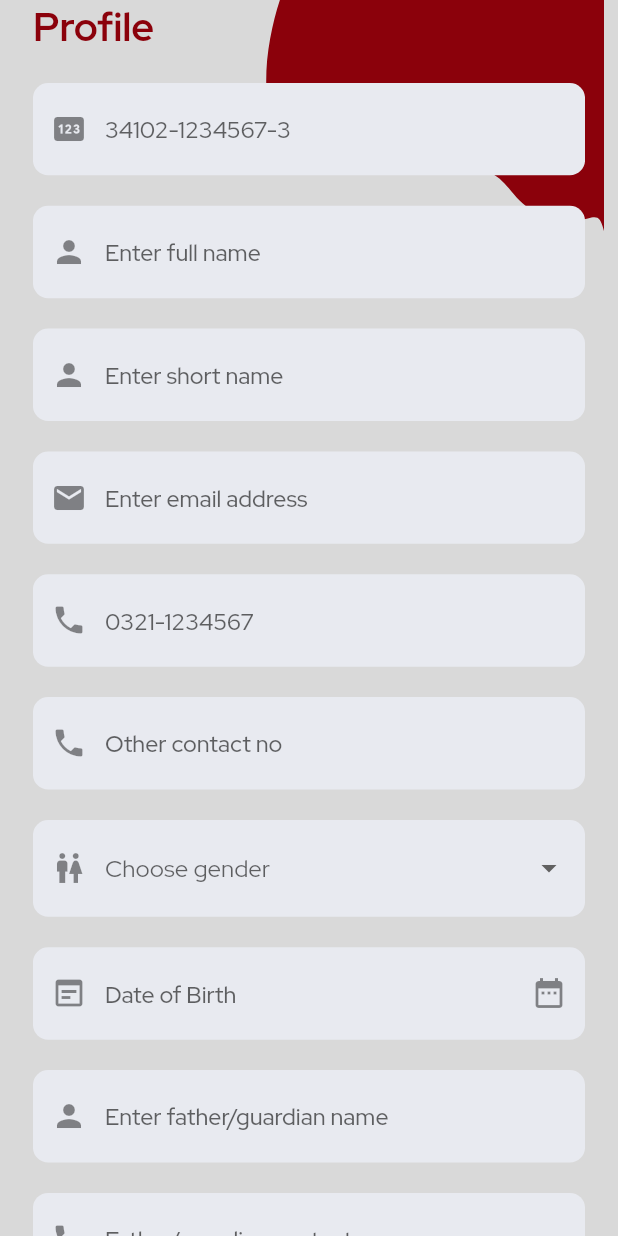
After one commit to cwfaizan/nsdd, a Flutter app: the screen it shows after launch, on a phone screen of 412 x 824 dp. The commit adds this screen. Run offline on Flutter 3.47's test engine with Material 2 defaults, Android fonts, the phone set to English and light mode, and no system bars; our stand-ins replace connectivity, dio, flutter_screenutil, flutter_svg, google_fonts, logger and 2 more.

Commit message:
edit profile fixed

```diff
--- a/lib/main.dart
+++ b/lib/main.dart
@@ -1,7 +1,10 @@
 import 'package:flutter/material.dart';
 import 'package:flutter_screenutil/flutter_screenutil.dart';
+import 'package:nsdd/providers/date_provider.dart';
 import 'package:nsdd/utils/theme_dark.dart';
 import 'package:nsdd/utils/theme_light.dart';
+import 'package:provider/provider.dart';
+import 'providers/password_provider.dart';
 import 'utils/routes.dart';
 
 void main() {
@@ -15,7 +18,16 @@ class MyApp extends StatelessWidget {
   @override
   Widget build(BuildContext context) {
     return ScreenUtilInit(
-      builder: (context, child) => MaterialApp(
+      builder: (context, child) => MultiProvider(
+        providers: [
+          ChangeNotifierProvider(
+            create: (_) => PasswordProvider(),
+          ),
+          ChangeNotifierProvider(
+            create: (_) => DateProvider(),
+          ),
+        ],
+        child: MaterialApp(
           debugShowCheckedModeBanner: false,
           title: 'Flutter Demo',
           // Theme config
@@ -23,8 +35,9 @@ class MyApp extends StatelessWidget {
           theme: themeDataLight,
           darkTheme: themeDataDark,
           // Routes config
-        initialRoute: RouteGenerator.home,
+          initialRoute: RouteGenerator.editProfile,
           onGenerateRoute: RouteGenerator.generateRoute,
+        ),
       ),
       designSize: const Size(375, 812),
     );
--- /dev/null
+++ b/lib/models/city.dart
@@ -0,0 +1,9 @@
+class City {
+  final int id;
+  final String name;
+
+  City({
+    required this.id,
+    required this.name,
+  });
+}
--- /dev/null
+++ b/lib/models/country.dart
@@ -0,0 +1,11 @@
+class Country {
+  final int id;
+  final String code;
+  final String name;
+
+  Country({
+    required this.id,
+    required this.code,
+    required this.name,
+  });
+}
--- /dev/null
+++ b/lib/pages/edit_profile_page.dart
@@ -0,0 +1,293 @@
+import 'package:flutter/material.dart';
+import 'package:flutter_screenutil/flutter_screenutil.dart';
+import 'package:flutter_svg/flutter_svg.dart';
+import 'package:nsdd/models/city.dart';
+import 'package:nsdd/models/country.dart';
+
+import '../utils/constants.dart';
+import '../utils/file_path.dart';
+
+class EditProfilePage extends StatelessWidget {
+  EditProfilePage({Key? key}) : super(key: key);
+  final _globalKeyProfileForm = GlobalKey<FormState>();
+  List<DropdownMenuItem<String>> get genderDropdownItems {
+    return [
+      const DropdownMenuItem(value: 'Male', child: Text('Male')),
+      const DropdownMenuItem(value: 'Female', child: Text('Female')),
+      const DropdownMenuItem(value: 'Other', child: Text('Other')),
+    ];
+  }
+
+  List<DropdownMenuItem<String>> get fatherOccupationDropdownItems {
+    return [
+      const DropdownMenuItem(
+        value: 'Govt Servant/Retired',
+        child: Text('Govt Servant/Retired'),
+      ),
+      const DropdownMenuItem(
+        value: 'Pak Army Servant/Retired',
+        child: Text('Pak Army Servant/Retired'),
+      ),
+      const DropdownMenuItem(
+        value: 'Pak Air Force Servant/Retired',
+        child: Text('Pak Air Force Servant/Retired'),
+      ),
+      const DropdownMenuItem(
+        value: 'Pak Navy Servant/Retired',
+        child: Text('Pak Navy Servant/Retired'),
+      ),
+      const DropdownMenuItem(
+        value: 'Businessman',
+        child: Text('Businessman'),
+      ),
+      const DropdownMenuItem(
+        value: 'Other',
+        child: Text('Other'),
+      ),
+    ];
+  }
+
+  List<DropdownMenuItem<Country>> get countryDropdownItems {
+    return [
+      DropdownMenuItem(
+        value: Country(id: 1, code: '+92', name: 'Pakistan'),
+        child: const Text('Pakistan'),
+      ),
+    ];
+  }
+
+  List<DropdownMenuItem<City>> get cityDropdownItems {
+    return [
+      DropdownMenuItem(
+        value: City(id: 1, name: 'Islamabad'),
+        child: const Text('Islamabad'),
+      ),
+    ];
+  }
+
+  @override
+  Widget build(BuildContext context) {
+    return Scaffold(
+      body: Stack(
+        children: [
+          Positioned(
+            top: 0,
+            right: 0,
+            child: SvgPicture.asset(
+              FilePath.topRightCornerBg(context),
+              height: 152.h,
+              width: 222.w,
+            ),
+          ),
+          SafeArea(
+            child: Padding(
+              padding: kPagePadding,
+              child: Center(
+                child: SingleChildScrollView(
+                  child: Form(
+                    key: _globalKeyProfileForm,
+                    child: Column(
+                      crossAxisAlignment: CrossAxisAlignment.start,
+                      children: [
+                        Text(
+                          'Profile',
+                          style: Theme.of(context).textTheme.headline3,
+                        ),
+                        kPageItemSpacing,
+                        TextFormField(
+                          readOnly: true,
+                          decoration: const InputDecoration(
+                            prefixIcon: Icon(Icons.pin),
+                            hintText: '34102-1234567-3',
+                          ),
+                        ),
+                        kPageItemSpacing,
+                        TextFormField(
+                          keyboardType: TextInputType.name,
+                          textInputAction: TextInputAction.next,
+                          decoration: const InputDecoration(
+                            prefixIcon: Icon(Icons.person),
+                            hintText: 'Enter full name',
+                          ),
+                        ),
+                        kPageItemSpacing,
+                        TextFormField(
+                          keyboardType: TextInputType.name,
+                          textInputAction: TextInputAction.next,
+                          decoration: const InputDecoration(
+                            prefixIcon: Icon(Icons.person),
+                            hintText: 'Enter short name',
+                          ),
+                        ),
+                        kPageItemSpacing,
+                        TextFormField(
+                          keyboardType: TextInputType.emailAddress,
+                          textInputAction: TextInputAction.next,
+                          decoration: const InputDecoration(
+                            prefixIcon: Icon(Icons.email),
+                            hintText: 'Enter email address',
+                          ),
+                        ),
+                        kPageItemSpacing,
+                        TextFormField(
+                          readOnly: true,
+                          decoration: const InputDecoration(
+                            prefixIcon: Icon(Icons.phone),
+                            hintText: '0321-1234567',
+                          ),
+                        ),
+                        kPageItemSpacing,
+                        TextFormField(
+                          keyboardType: TextInputType.phone,
+                          textInputAction: TextInputAction.next,
+                          decoration: const InputDecoration(
+                            prefixIcon: Icon(Icons.phone),
+                            hintText: 'Other contact no',
+                          ),
+                        ),
+                        kPageItemSpacing,
+                        DropdownButtonFormField<String>(
+                          items: genderDropdownItems,
+                          onChanged: (String? value) {},
+                          // value: selectedGender,
+                          validator: (value) =>
+                              value == null ? 'Choose gender' : null,
+                          decoration: const InputDecoration(
+                            prefixIcon: Icon(Icons.wc),
+                            hintText: 'Choose gender',
+                          ),
+                        ),
+                        kPageItemSpacing,
+                        TextFormField(
+                          readOnly: true,
+                          keyboardType: TextInputType.none,
+                          textInputAction: TextInputAction.next,
+                          decoration: const InputDecoration(
+                            prefixIcon: Icon(Icons.wysiwyg),
+                            hintText: 'Date of Birth',
+                            suffixIcon: Icon(Icons.date_range),
+                          ),
+                          onTap: () {},
+                        ),
+                        kPageItemSpacing,
+                        TextFormField(
+                          keyboardType: TextInputType.name,
+                          textInputAction: TextInputAction.next,
+                          decoration: const InputDecoration(
+                            prefixIcon: Icon(Icons.person),
+                            hintText: 'Enter father/guardian name',
+                          ),
+                        ),
+                        kPageItemSpacing,
+                        TextFormField(
+                          keyboardType: TextInputType.phone,
+                          textInputAction: TextInputAction.next,
+                          decoration: const InputDecoration(
+                            prefixIcon: Icon(Icons.phone),
+                            hintText: 'Father/guardian contact no',
+                          ),
+                        ),
+                        kPageItemSpacing,
+                        DropdownButtonFormField<String>(
+                          items: fatherOccupationDropdownItems,
+                          onChanged: (String? value) {},
+                          // value: selectedOccupation,
+                          validator: (value) => value == null
+                              ? 'Choose father/guardian occupation'
+                              : null,
+                          decoration: const InputDecoration(
+                            prefixIcon: Icon(Icons.person_pin_rounded),
+                            hintText: 'Choose father/guardian occupation',
+                          ),
+                        ),
+                        kPageItemSpacing,
+                        TextFormField(
+                          keyboardType: TextInputType.text,
+                          textInputAction: TextInputAction.next,
+                          decoration: const InputDecoration(
+                            prefixIcon: Icon(Icons.location_on),
+                            hintText: 'Enter postal address',
+                          ),
+                        ),
+                        kPageItemSpacing,
+                        TextFormField(
+                          keyboardType: TextInputType.text,
+                          textInputAction: TextInputAction.next,
+                          decoration: const InputDecoration(
+                            prefixIcon: Icon(Icons.location_on),
+                            hintText: 'Enter permanent address',
+                          ),
+                        ),
+                        kPageItemSpacing,
+                        DropdownButtonFormField<City>(
+                          items: cityDropdownItems,
+                          onChanged: (City? value) {},
+                          // value: selectedGender,
+                          validator: (value) =>
+                              value == null ? 'Choose domicile district' : null,
+                          decoration: const InputDecoration(
+                            prefixIcon: Icon(Icons.location_city),
+                            hintText: 'Choose domicile district',
+                          ),
+                        ),
+                        kPageItemSpacing,
+                        CheckboxListTile(
+                          value: true,
+                          onChanged: (bool? checked) {},
+                          title: Text(
+                            'Minority',
+                          ),
+                          secondary:
+                              const Icon(Icons.transfer_within_a_station),
+                          tileColor: Theme.of(context).colorScheme.background,
+                          shape: kOutlineInputBorderShape,
+                          activeColor: Theme.of(context).colorScheme.primary,
+                        ),
+                        kPageItemSpacing,
+                        CheckboxListTile(
+                          value: false,
+                          onChanged: (bool? checked) {},
+                          title: Text(
+                            'Disablity',
+                          ),
+                          secondary: const Icon(Icons.wheelchair_pickup),
+                          tileColor: Theme.of(context).colorScheme.background,
+                          shape: kOutlineInputBorderShape,
+                          activeColor: Theme.of(context).colorScheme.primary,
+                        ),
+                        kPageItemSpacing,
+                        DropdownButtonFormField<Country>(
+                          items: countryDropdownItems,
+                          onChanged: (Country? value) {},
+                          // value: selectedGender,
+                          validator: (value) =>
+                              value == null ? 'Choose other nationality' : null,
+                          decoration: const InputDecoration(
+                            prefixIcon: Icon(Icons.add_location_alt),
+                            hintText: 'Choose other nationality',
+                          ),
+                        ),
+                        kPageItemSpacing2,
+                        SizedBox(
+                          width: double.infinity,
+                          child: ElevatedButton(
+                            onPressed: () {},
+                            child: Text(
+                              'Save',
+                              style: Theme.of(context).textTheme.button,
+                            ),
+                          ),
+                        ),
+                        kPageItemSpacing,
+                      ],
+                    ),
+                  ),
+                ),
+              ),
+            ),
+          ),
+        ],
+      ),
+    );
+  }
+}
--- a/lib/pages/signup_page.dart
+++ b/lib/pages/signup_page.dart
@@ -78,7 +78,7 @@ class SignupPage extends StatelessWidget {
                         kPageItemSpacing,
                         TextFormField(
                           keyboardType: TextInputType.text,
-                          textInputAction: TextInputAction.done,
+                          textInputAction: TextInputAction.next,
                           obscureText: true,
                           decoration: const InputDecoration(
                             prefixIcon: Icon(Icons.key),
--- /dev/null
+++ b/lib/providers/date_provider.dart
@@ -0,0 +1,23 @@
+import 'package:flutter/material.dart';
+
+class DateProvider with ChangeNotifier {
+  DateTime? _selectedDate;
+
+  DateTime? get selectedDate {
+    return _selectedDate;
+  }
+
+  void _pickDateDialog(BuildContext context) {
+    showDatePicker(
+      context: context,
+      initialDate: DateTime.now(),
+      firstDate: DateTime(1950),
+      lastDate: DateTime.now(),
+    ).then((pickedDate) {
+      if (pickedDate != null) {
+        _selectedDate = pickedDate;
+        notifyListeners();
+      }
+    });
+  }
+}
--- /dev/null
+++ b/lib/providers/password_provider.dart
@@ -0,0 +1,14 @@
+import 'package:flutter/material.dart';
+
+class PasswordProvider with ChangeNotifier {
+  bool _isObscure = true;
+
+  bool get isObscure {
+    return _isObscure;
+  }
+
+  void toggleIsObscure() {
+    _isObscure = !_isObscure;
+    notifyListeners();
+  }
+}
--- a/lib/utils/constants.dart
+++ b/lib/utils/constants.dart
@@ -3,15 +3,15 @@ import 'package:flutter_screenutil/flutter_screenutil.dart';
 
 const Color kLightPrimaryColor = Color(0xFF8B010B);
 const Color kLightAccentColor = Color(0xFFc50110);
-const Color kLightTextColor = Colors.black;
+const Color kLightTextColor = Color(0xff1F1A3D);
 const Color kLightPlaceholderColor = Color(0xFFE8EAF0);
-const Color kLightPlaceholderTextColor = Color(0xFFC6CAD3);
+const Color kLightPlaceholderTextColor = Color(0xFFC6CAD3); //Color(0xffF5F6FA);
 const Color kLightBackgroundColor = Color(0xFFD9D9D9);
 const Color kLightErrorColor = Color(0xFFFF7971);
 
 const Color kDarkPrimaryColor = Color(0xFFD9D9D9);
 const Color kDarkAccentColor = Color(0xFFc50110);
-const Color kDarkTextColor = Color(0xFFD9D9D9);
+const Color kDarkTextColor = Color(0xFFD9D9D9); //Color(0xff999999);
 const Color kDarkPlaceholderColor = Color(0xFF7681a4);
 const Color kDarkPlaceholderTextColor = Color(0xFF525C7C);
 const Color kDarkBackgroundColor = Color(0xFF2D3251);
--- a/lib/utils/routes.dart
+++ b/lib/utils/routes.dart
@@ -4,9 +4,11 @@ import 'package:nsdd/pages/forget_password_page.dart';
 import 'package:nsdd/pages/home_page.dart';
 import 'package:nsdd/pages/login_page.dart';
 import 'package:nsdd/pages/otp_page.dart';
+import 'package:nsdd/pages/profile_page.dart';
 import 'package:nsdd/pages/signup_page.dart';
 
 import '../errors/exceptions.dart';
+import '../pages/edit_profile_page.dart';
 
 class RouteGenerator {
   static const String splash = '/';
@@ -16,6 +18,9 @@ class RouteGenerator {
   static const String otp = 'otp';
   static const String home = 'home';
   static const String changePassword = 'changePassword';
+  static const String editProfile = 'editProfile';
+  static const String profile = 'profile';
+
   RouteGenerator._();
 
   static Route<dynamic> generateRoute(RouteSettings settings) {
@@ -32,6 +37,10 @@ class RouteGenerator {
         return MaterialPageRoute(builder: (_) => HomePage());
       case changePassword:
         return MaterialPageRoute(builder: (_) => const ChangePasswordPage());
+      case editProfile:
+        return MaterialPageRoute(builder: (_) => EditProfilePage());
+      case profile:
+        return MaterialPageRoute(builder: (_) => const ProfilePage());
       default:
         throw RouteException('Route not found');
     }
--- a/lib/widgets/app_drawer.dart
+++ b/lib/widgets/app_drawer.dart
@@ -1,4 +1,6 @@
 import 'package:flutter/material.dart';
+
+import '../utils/routes.dart';
 
 class AppDrawer extends StatelessWidget {
   const AppDrawer({Key? key}) : super(key: key);
@@ -21,7 +23,10 @@ class AppDrawer extends StatelessWidget {
           ListTile(
             leading: const Icon(Icons.account_circle),
             title: const Text('Profile'),
-            onTap: () {},
+            onTap: () => Navigator.restorablePushReplacementNamed(
+              context,
+              RouteGenerator.profile,
+            ),
           ),
           const Divider(),
           ListTile(
--- a/pubspec.yaml
+++ b/pubspec.yaml
@@ -45,6 +45,7 @@ dependencies:
   logger: ^1.1.0
   shared_preferences: ^2.0.15
   pinput: ^2.2.11
+  provider: ^6.0.3
 
 dev_dependencies:
   flutter_test:
```
Also changed, not shown: pubspec.lock. Lines whose indentation alone changed are shown as unchanged.
